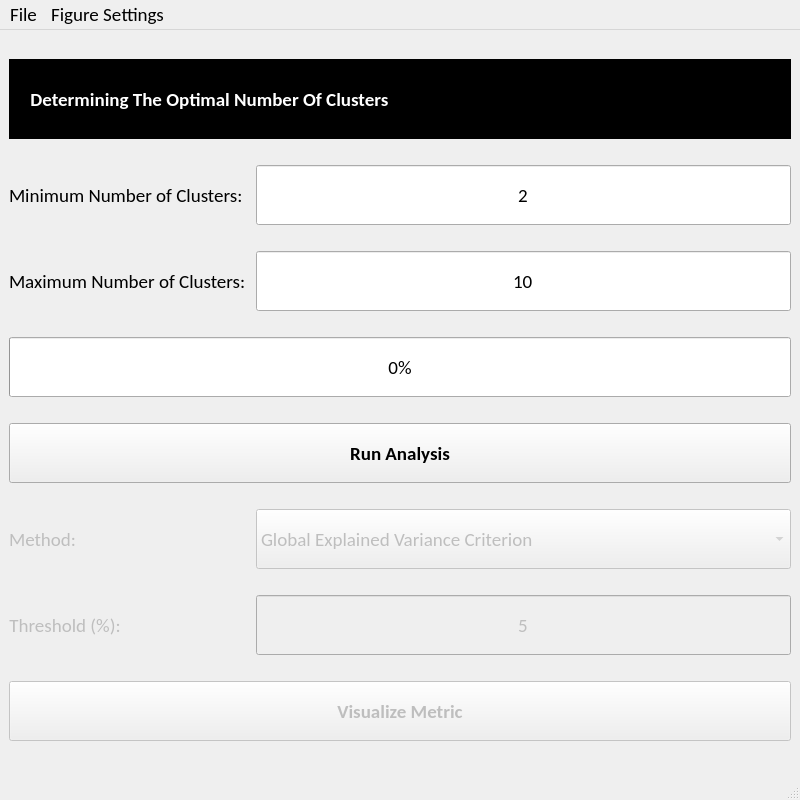
eeg-comet/eeg-comet, file EEG_COMET/ui/OptimizerVisualizationWindow.ui: the form before one commit.
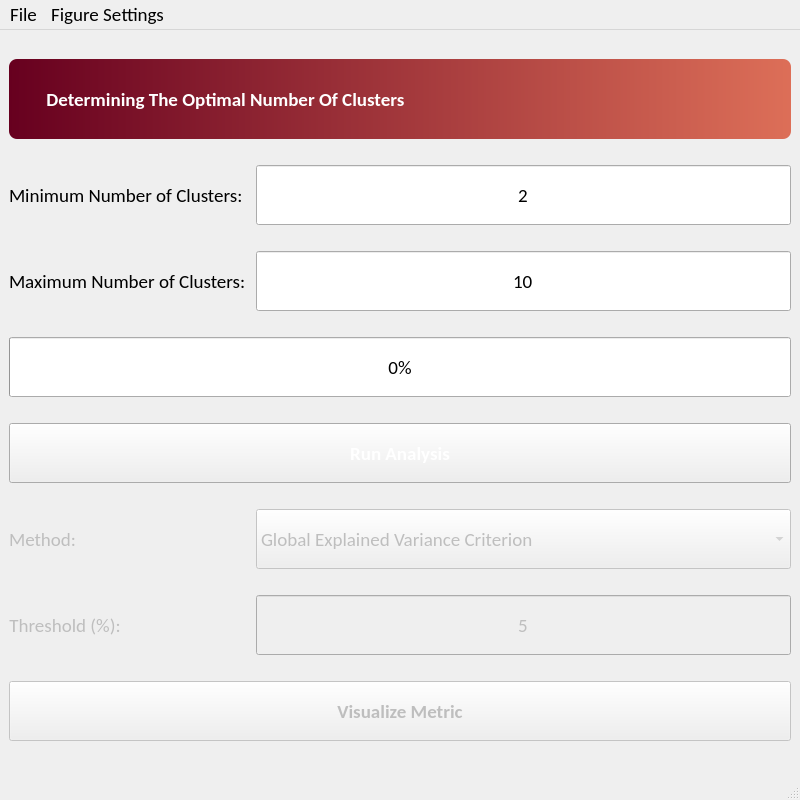
The form after the commit.

Patch:
```diff
--- a/EEG_COMET/ui/OptimizerVisualizationWindow.ui
+++ b/EEG_COMET/ui/OptimizerVisualizationWindow.ui
@@ -190,6 +190,31 @@
       <property name="cursor">
        <cursorShape>PointingHandCursor</cursorShape>
       </property>
+      <property name="styleSheet">
+       <string notr="true">QPushButton {
+    background: qlineargradient(x1:0, y1:0, x2:1, y2:0,
+        stop:0 #4ade80,
+        stop:0.5 #177226,
+        stop:1 #4ade80);
+    color: white;
+    font-size: 14pt;
+}
+
+QPushButton:hover {
+    background: qlineargradient(x1:0, y1:0, x2:1, y2:0,
+        stop:0 #177226,
+        stop:0.5 #4ade80,
+        stop:1 #177226);
+    color: white;
+    font-size: 16pt;
+}
+
+QPushButton:disabled {
+    background: #bdc3c7;
+    color: #7f8c8d;
+    font-size: 14pt;
+}</string>
+      </property>
       <property name="text">
        <string>Run Analysis</string>
       </property>
@@ -227,8 +252,7 @@
        </font>
       </property>
       <property name="styleSheet">
-       <string notr="true">color: rgb(255, 255, 255);
-background-color: rgb(0, 0, 0);</string>
+       <string notr="true">color: white; background: qlineargradient(x1:0, y1:0, x2:1, y2:0, stop:0 #67001F, stop:1 #DD6F58); border-radius: 8px; padding-left: 12px;</string>
       </property>
       <property name="text">
        <string>     Determining The Optimal Number Of Clusters</string>
```
